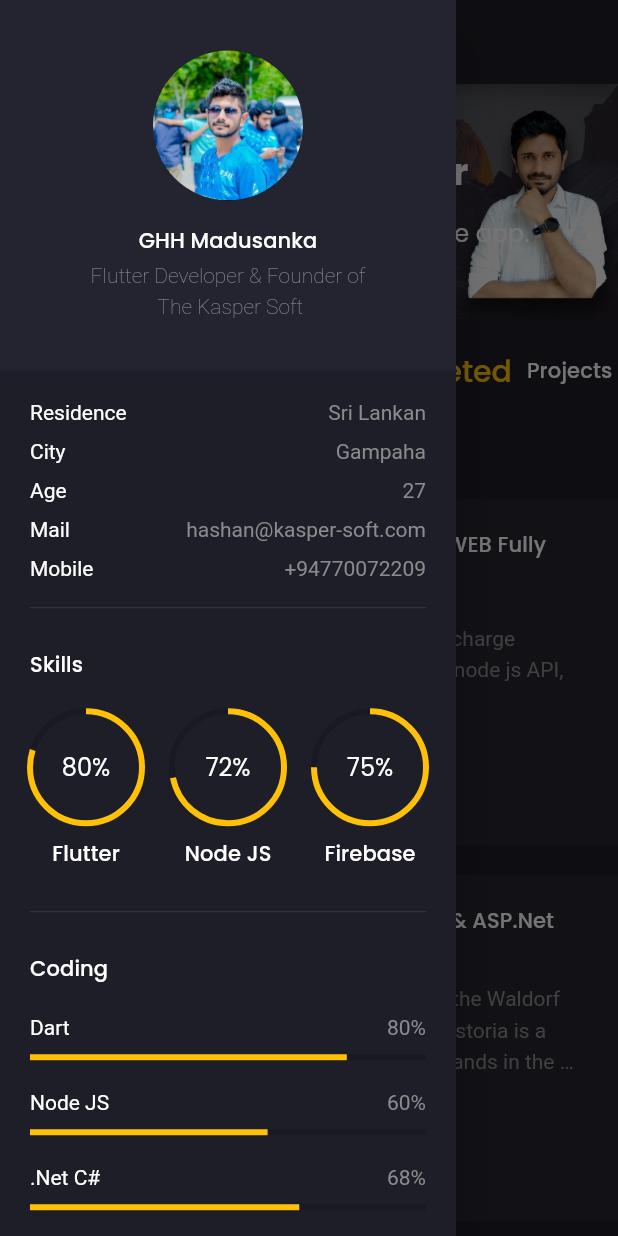
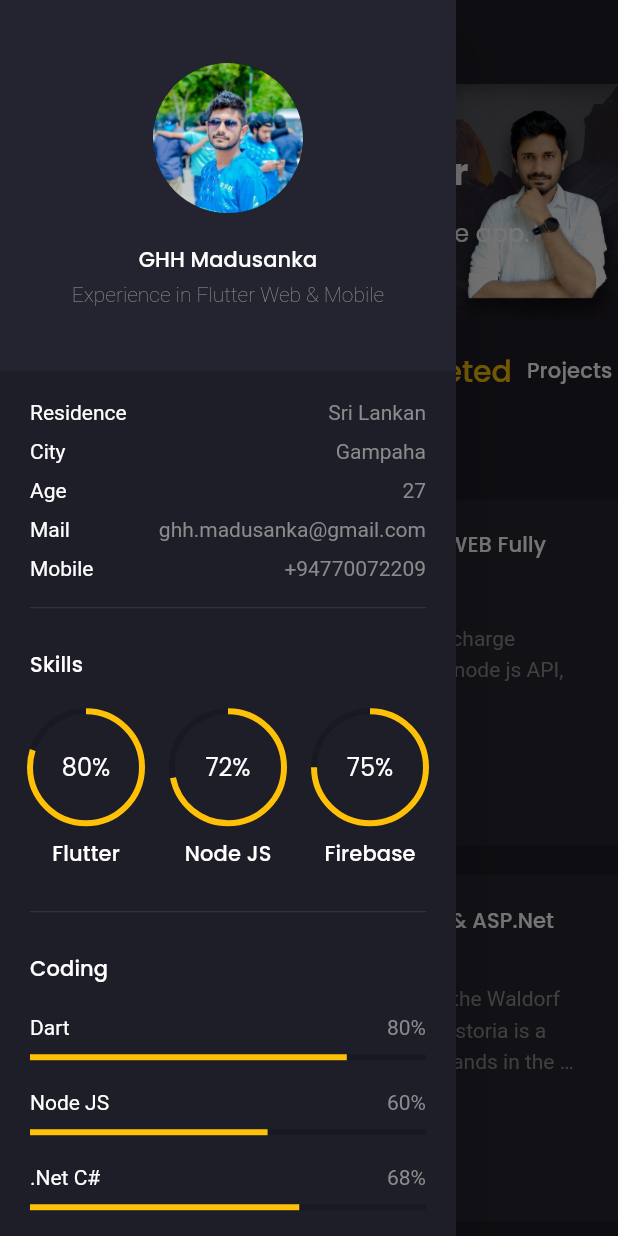
Before and after one commit to ghhmadusanka/fl_portfolio, a Flutter app: the screen it shows after launch, after a tap on the "menu" icon, on a phone screen of 412 x 824 dp. Run offline on Flutter 3.47's test engine with Material 2 defaults, Android fonts, the phone set to English and light mode, and no system bars; drawn by our look-alikes of animated_text_kit; our stand-ins replace flutter_svg, google_fonts; missing offline and left inert: new_im_animations.

Commit message:
reset mac

```diff
--- a/lib/models/Project.dart
+++ b/lib/models/Project.dart
@@ -28,13 +28,8 @@ List<Project> demo_projects = [
         "This software was created specifically for TRELLEBORG LANKA. This program may create food tokens for employees as well as tickets for picking up wooden pallets.",
   ),
   Project(
-    title: "Welcome page, Login Page and Sign up page - Flutter UI",
-    description:
-        "In the first part of our complete e-commerce app, we show you how you can create a nice clean onboarding screen for your e-commerce app that can run both Andriod and iOS devices because it builds with flutter. Then on the second episode, we build a Sign in, Forgot Password screen with a custom error indicator.",
-  ),
-  Project(
     title: "Covid-19 App - Flutter UI",
     description:
-        "We redesign the outlook app also make it responsive so that you can run it everywhere on your phone, tab, or web. In this flutter responsive video, we will show you the real power of flutter. Make mobile, web, and desktop app from a single codebase.",
+        "I redesign the outlook app also make it responsive so that you can run it everywhere on your phone, tab, or web. In this flutter responsive video, we will show you the real power of flutter. Make mobile, web, and desktop app from a single codebase.",
   ),
 ];
--- a/lib/screens/main/components/knowledges.dart
+++ b/lib/screens/main/components/knowledges.dart
@@ -21,7 +21,7 @@ class Knowledges extends StatelessWidget {
             style: Theme.of(context).textTheme.subtitle2,
           ),
         ),
-        const KnowledgeText(text: "Flutter, Dart"),
+        const KnowledgeText(text: "Flutter, Dart, Bloc"),
         const KnowledgeText(text: "MS SQL, mySql, sqlIte"),
         const KnowledgeText(text: "Visual Code, Android std"),
         const KnowledgeText(text: "Flutter Mobile, Web, Desktop"),
--- a/lib/screens/main/components/my_info.dart
+++ b/lib/screens/main/components/my_info.dart
@@ -28,7 +28,7 @@ class MyInfo extends StatelessWidget {
               style: Theme.of(context).textTheme.subtitle2,
             ),
             const Text(
-              "Flutter Developer & Founder of \n The Kasper Soft",
+              "Experience in Flutter Web & Mobile ",
               textAlign: TextAlign.center,
               style: TextStyle(
                 fontWeight: FontWeight.w200,
--- a/lib/screens/main/components/side_menu.dart
+++ b/lib/screens/main/components/side_menu.dart
@@ -40,7 +40,7 @@ class SideMenu extends StatelessWidget {
                     ),
                     const AreaInfoText(
                       title: "Mail",
-                      text: "hashan@kasper-soft.com",
+                      text: "ghh.madusanka@gmail.com",
                     ),
                     const AreaInfoText(
                       title: "Mobile",
--- a/pubspec.yaml
+++ b/pubspec.yaml
@@ -1,5 +1,5 @@
 name: fl_portfolio
-description: A new Flutter project.
+description: Flutter Developer.
 
 # The following line prevents the package from being accidentally published to
 # pub.dev using `flutter pub publish`. This is preferred for private packages.
@@ -15,7 +15,7 @@ publish_to: 'none' # Remove this line if you wish to publish to pub.dev
 # In iOS, build-name is used as CFBundleShortVersionString while build-number used as CFBundleVersion.
 # Read more about iOS versioning at
 # https://developer.apple.com/library/archive/documentation/General/Reference/InfoPlistKeyReference/Articles/CoreFoundationKeys.html
-version: 1.0.0+1
+version: 1.0.0+3
 
 environment:
   sdk: ">=2.16.2 <3.0.0"
```
Also changed, not shown: lib/models/Recommendation.dart (+3 -9 lines), lib/screens/home/components/home_banner.dart (+6 -1 lines), pubspec.lock, 2 other files.
